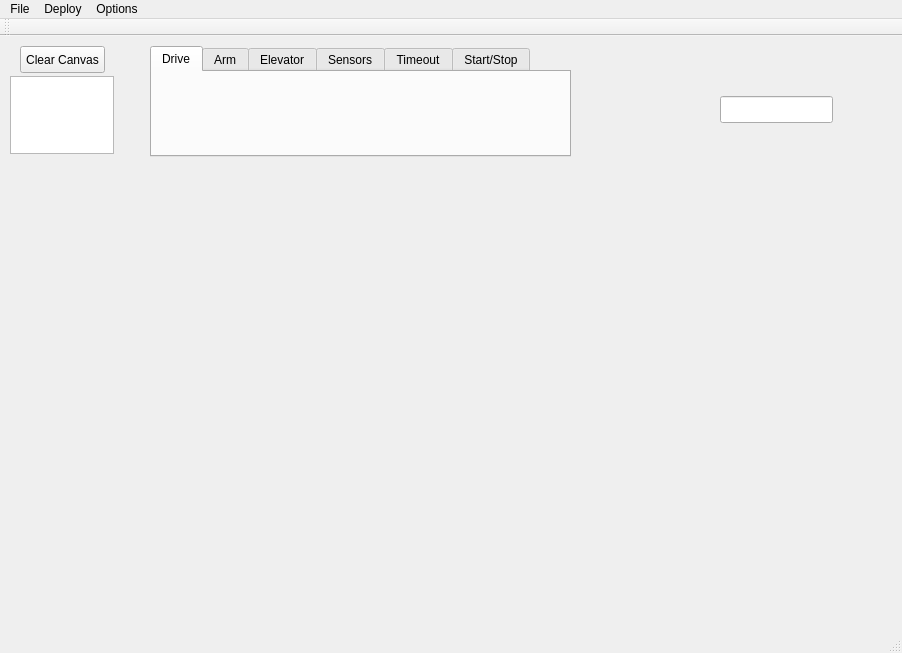
First picture: the form in Auto_Gui_JSON/mainwindow.ui, repository SarahHeinzHouseFRC/SHARPAutonomousScripter, before the edit.
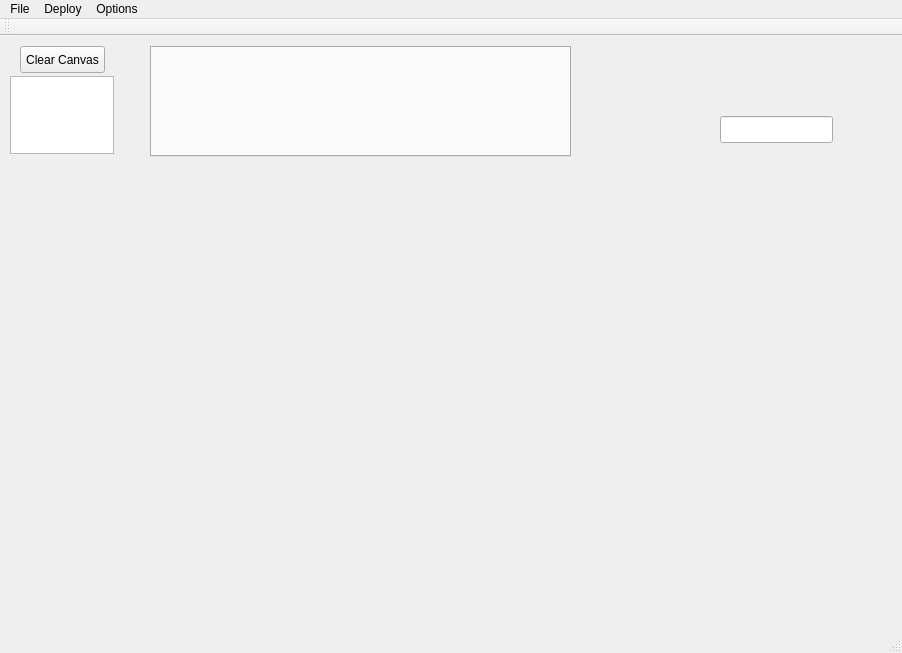
Second picture: the form after the edit.

Diff of the .ui file:
```diff
--- a/Auto_Gui_JSON/mainwindow.ui
+++ b/Auto_Gui_JSON/mainwindow.ui
@@ -42,36 +42,6 @@
     <property name="currentIndex">
      <number>0</number>
     </property>
-    <widget class="QWidget" name="driveTab">
-     <attribute name="title">
-      <string>Drive</string>
-     </attribute>
-    </widget>
-    <widget class="QWidget" name="armTab">
-     <attribute name="title">
-      <string>Arm</string>
-     </attribute>
-    </widget>
-    <widget class="QWidget" name="elevatorTab">
-     <attribute name="title">
-      <string>Elevator</string>
-     </attribute>
-    </widget>
-    <widget class="QWidget" name="sensorTab">
-     <attribute name="title">
-      <string>Sensors</string>
-     </attribute>
-    </widget>
-    <widget class="QWidget" name="timeoutTab">
-     <attribute name="title">
-      <string>Timeout</string>
-     </attribute>
-    </widget>
-    <widget class="QWidget" name="startStopTab">
-     <attribute name="title">
-      <string>Start/Stop</string>
-     </attribute>
-    </widget>
    </widget>
    <widget class="QTextEdit" name="debug">
     <property name="geometry">
@@ -87,7 +57,7 @@
     <property name="geometry">
      <rect>
       <x>720</x>
-      <y>60</y>
+      <y>80</y>
       <width>113</width>
       <height>27</height>
      </rect>
```
Left out of the diff: 4 changed lines with no effect on the pictures.
